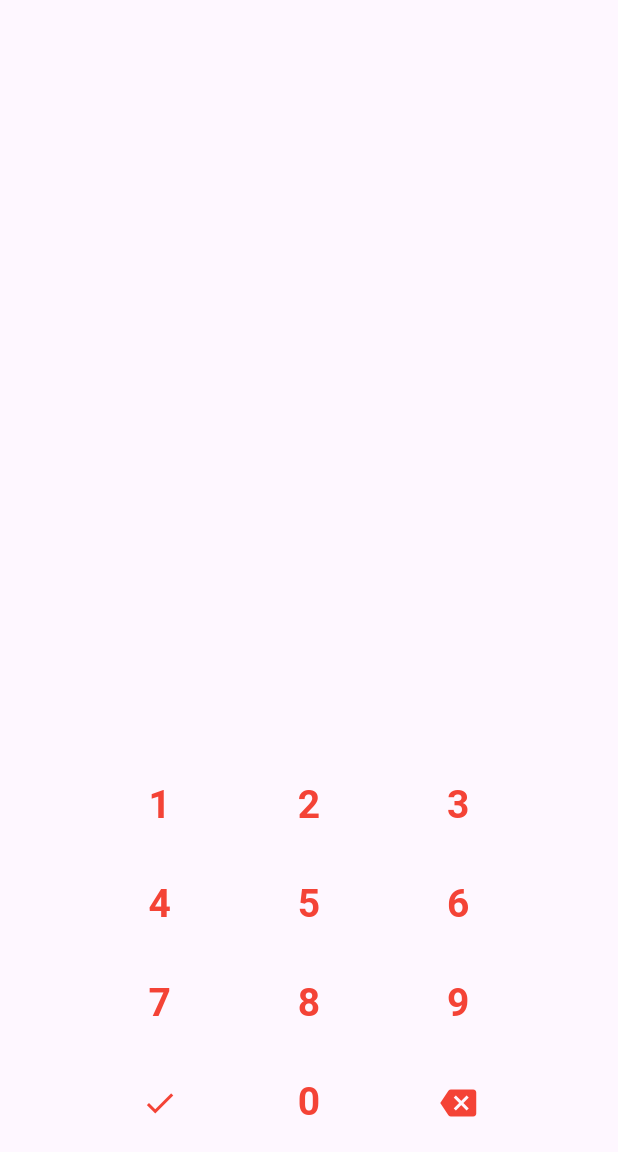
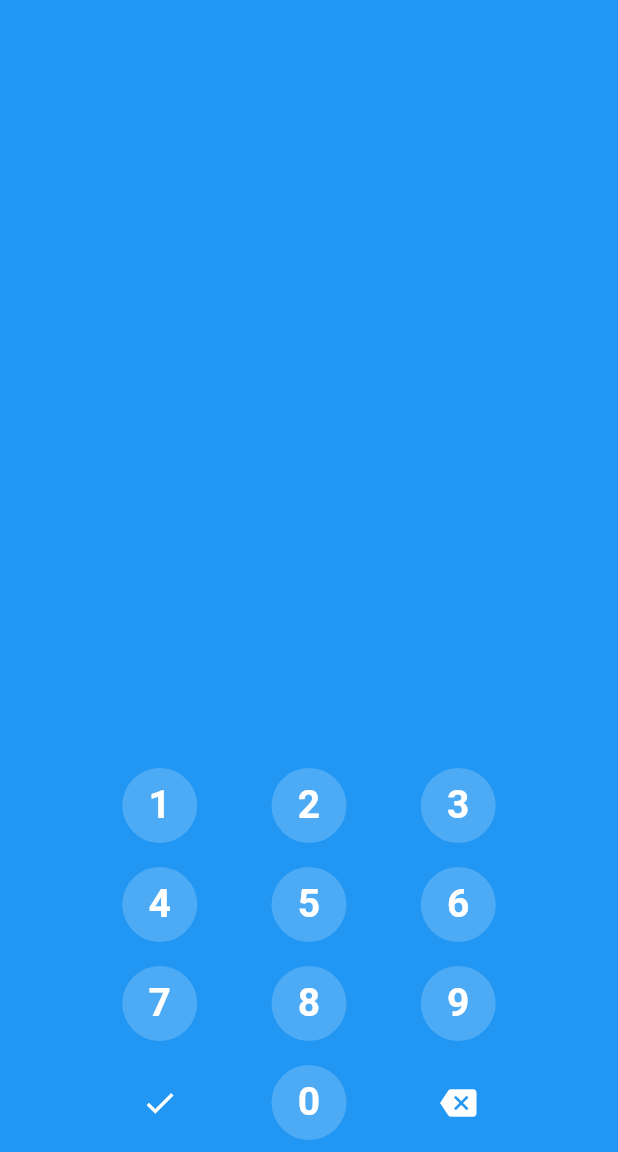
Before and after one commit to huextrat/numeric_keyboard, a Flutter app: the screen it shows after launch, on a phone screen of 412 x 824 dp, the part 84-1236 px from its top. Run offline on Flutter 3.47's test engine with Material 3 defaults, Android fonts, the phone set to English and light mode, and no system bars.

Commit message:
numeric_keyboard_upgrade

```diff
--- a/example/lib/main.dart
+++ b/example/lib/main.dart
@@ -31,6 +31,7 @@ class _MyHomePageState extends State<MyHomePage> {
   @override
   Widget build(BuildContext context) {
     return Scaffold(
+      backgroundColor: Colors.blue,
       appBar: AppBar(
         title: Text(widget.title),
       ),
@@ -40,8 +41,40 @@ class _MyHomePageState extends State<MyHomePage> {
         children: <Widget>[
           Text(text),
           NumericKeyboard(
+            buttonWidget: (value, onKeyboardTap) => Container(
+              alignment: Alignment.center,
+              width: 50,
+              height: 50,
+              child: Material(
+                color: Colors.white.withAlpha(51),
+                borderRadius: BorderRadius.circular(45),
+                child: InkWell(
+                  splashColor: Colors.white.withAlpha(128),
+                  borderRadius: BorderRadius.circular(45),
+                  onTap: onKeyboardTap,
+                  child: Container(
+                    width: 50,
+                    height: 50,
+                    decoration: BoxDecoration(
+                      borderRadius: BorderRadius.circular(45),
+                      color: Colors.transparent,
+                    ),
+                    child: Center(
+                      child: Text(
+                        value,
+                        style: TextStyle(
+                          fontSize: 26,
+                          fontWeight: FontWeight.bold,
+                          color: Colors.white,
+                        ),
+                      ),
+                    ),
+                  ),
+                ),
+              ),
+            ),
             onKeyboardTap: _onKeyboardTap,
-            textColor: Colors.red,
+            textColor: Colors.white,
             rightButtonFn: () {
               setState(() {
                 text = text.substring(0, text.length - 1);
@@ -49,14 +82,14 @@ class _MyHomePageState extends State<MyHomePage> {
             },
             rightIcon: Icon(
               Icons.backspace,
-              color: Colors.red,
+              color: Colors.white,
             ),
             leftButtonFn: () {
               print('left button clicked');
             },
             leftIcon: Icon(
               Icons.check,
-              color: Colors.red,
+              color: Colors.white,
             ),
           ),
         ],
--- a/example/pubspec.yaml
+++ b/example/pubspec.yaml
@@ -4,7 +4,7 @@ description: Numeric keyboard example
 version: 1.0.0+1
 
 environment:
-  sdk: ">=2.12.0 <3.0.0"
+  sdk: "^3.0.0"
 
 dependencies:
   flutter:
@@ -12,7 +12,7 @@ dependencies:
   numeric_keyboard:
     path: ../
 
-  cupertino_icons: ^0.1.3
+  cupertino_icons: ^1.0.6
 
 dev_dependencies:
   flutter_test:
--- a/lib/numeric_keyboard.dart
+++ b/lib/numeric_keyboard.dart
@@ -1,10 +1,29 @@
+/// Project library for Numeric Keyboard, created by Hugo EXTRAT
 library numeric_keyboard;
 
 import 'package:flutter/material.dart';
 
+/// Type definition for callback function
 typedef KeyboardTapCallback = void Function(String text);
 
+/// NumericKeyboard Widget
 class NumericKeyboard extends StatefulWidget {
+  /// Constructor for NumericKeyboard
+  const NumericKeyboard({
+    required this.onKeyboardTap,
+    super.key,
+    this.buttonWidget,
+    this.textColor = Colors.black,
+    this.rightButtonFn,
+    this.rightIcon,
+    this.leftButtonFn,
+    this.leftIcon,
+    this.mainAxisAlignment = MainAxisAlignment.spaceEvenly,
+  });
+
+  /// Custom encompassing widget for numeric buttons
+  final Widget Function(String value, void Function() onTap)? buttonWidget;
+
   /// Color of the text [default = Colors.black]
   final Color textColor;
 
@@ -12,13 +31,13 @@ class NumericKeyboard extends StatefulWidget {
   final Icon? rightIcon;
 
   /// Action to trigger when right button is pressed
-  final Function()? rightButtonFn;
+  final void Function()? rightButtonFn;
 
   /// Display a custom left icon
   final Icon? leftIcon;
 
   /// Action to trigger when left button is pressed
-  final Function()? leftButtonFn;
+  final void Function()? leftButtonFn;
 
   /// Callback when an item is pressed
   final KeyboardTapCallback onKeyboardTap;
@@ -26,27 +45,13 @@ class NumericKeyboard extends StatefulWidget {
   /// Main axis alignment [default = MainAxisAlignment.spaceEvenly]
   final MainAxisAlignment mainAxisAlignment;
 
-  NumericKeyboard(
-      {Key? key,
-      required this.onKeyboardTap,
-      this.textColor = Colors.black,
-      this.rightButtonFn,
-      this.rightIcon,
-      this.leftButtonFn,
-      this.leftIcon,
-      this.mainAxisAlignment = MainAxisAlignment.spaceEvenly})
-      : super(key: key);
-
   @override
-  State<StatefulWidget> createState() {
-    return _NumericKeyboardState();
-  }
+  State<StatefulWidget> createState() => _NumericKeyboardState();
 }
 
 class _NumericKeyboardState extends State<NumericKeyboard> {
   @override
-  Widget build(BuildContext context) {
-    return Container(
+  Widget build(BuildContext context) => Container(
         padding: const EdgeInsets.only(left: 32, right: 32, top: 20),
         alignment: Alignment.center,
         child: Column(
@@ -85,7 +90,9 @@ class _NumericKeyboardState extends State<NumericKeyboard> {
                     alignment: Alignment.center,
                     width: 50,
                     height: 50,
-                      child: widget.leftIcon)),
+                    child: widget.leftIcon,
+                  ),
+                ),
                 _calcButton('0'),
                 InkWell(
                   borderRadius: BorderRadius.circular(45),
@@ -94,15 +101,22 @@ class _NumericKeyboardState extends State<NumericKeyboard> {
                     alignment: Alignment.center,
                     width: 50,
                     height: 50,
-                      child: widget.rightIcon))
+                    child: widget.rightIcon,
+                  ),
+                ),
               ],
             ),
           ],
         ),
       );
-  }
 
   Widget _calcButton(String value) {
+    if (widget.buttonWidget != null) {
+      return widget.buttonWidget!(
+        value,
+        () => widget.onKeyboardTap(value),
+      );
+    } else {
       return InkWell(
         borderRadius: BorderRadius.circular(45),
         onTap: () {
@@ -117,8 +131,11 @@ class _NumericKeyboardState extends State<NumericKeyboard> {
             style: TextStyle(
               fontSize: 26,
               fontWeight: FontWeight.bold,
-                color: widget.textColor),
+              color: widget.textColor,
             ),
-        ));
+          ),
+        ),
+      );
     }
   }
+}
--- a/pubspec.yaml
+++ b/pubspec.yaml
@@ -1,15 +1,16 @@
 name: numeric_keyboard
 description: Flutter plugin to display a simple numeric keyboard on Android & iOS.
-version: 1.1.0
+version: 1.1.1
 homepage: https://github.com/huextrat/numeric_keyboard
 
 environment:
-  sdk: ">=2.12.0 <3.0.0"
+  sdk: "^3.0.0"
 
 dependencies:
   flutter:
     sdk: flutter
 
 dev_dependencies:
+  austerity: ^1.1.0
   flutter_test:
     sdk: flutter
```
Also changed, not shown: example/pubspec.lock, pubspec.lock, 23 other files. Lines whose indentation alone changed are shown as unchanged.
